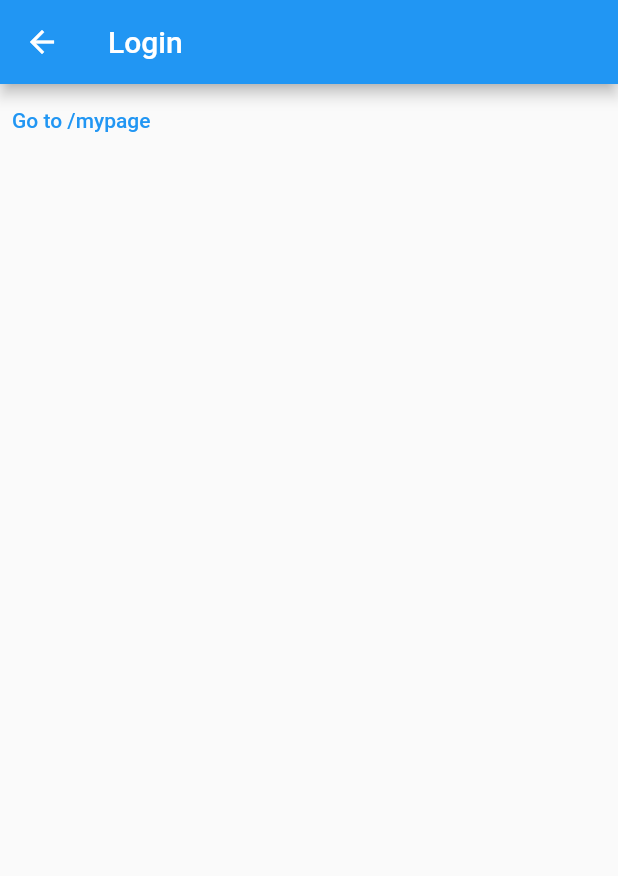
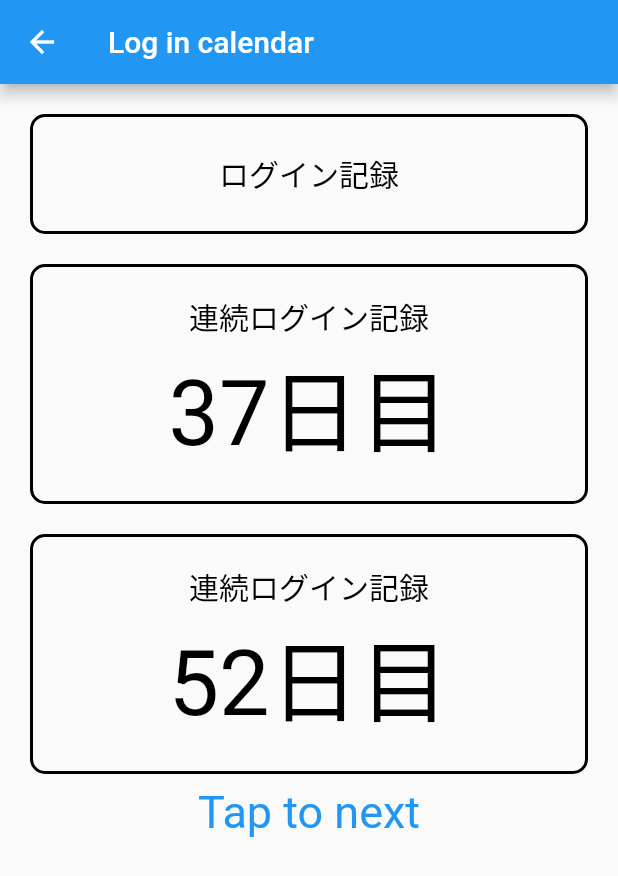
Before and after one commit to porink0424/benesse_hackathon, a Flutter app: the Login screen opened by its route, on a phone screen of 412 x 824 dp. Shown: the top 876 px of the screen. Run offline on Flutter 3.47's test engine with Material 2 defaults, Android fonts, the phone set to English and light mode, and no system bars.

Commit message:
Update Login.dart
feat: ログイン日数表示画面追加

```diff
--- a/lib/pages/Login.dart
+++ b/lib/pages/Login.dart
@@ -6,22 +6,105 @@ class Login extends StatelessWidget {
   Widget build(BuildContext context) {
     return Scaffold(
       appBar: AppBar(
-            title: Text(
-          'Login',
-          textDirection: TextDirection.ltr,
-        )),
-        body: Row(
+        title: const Text('Log in calendar'),
+      ),
+      body: Column(
         children: [
+          Container(
+            width: double.infinity,
+            height: 80,
+            margin: EdgeInsets.only(top: 20, left: 20 ,right: 20),
+            decoration: BoxDecoration(
+              borderRadius: BorderRadius.circular(10),
+              border: Border.all(color: Colors.black, width: 2),
+            ),
+            child: const Column(
+              mainAxisAlignment: MainAxisAlignment.center,
+              children: [
+                Text(
+                  'ログイン記録',
+                  // textAlign: TextAlign.start,
+                  style: TextStyle(
+                    fontSize: 20,
+                    color: Colors.black,
+                  ),
+                ),
+              ],
+            ),
+          ),
+          Container(
+            width: double.infinity,
+            height: 160,
+            margin: EdgeInsets.only(top: 20, left: 20 ,right: 20),
+            decoration: BoxDecoration(
+              borderRadius: BorderRadius.circular(10),
+              border: Border.all(color: Colors.black, width: 2),
+            ),
+            child: const Column(
+              mainAxisAlignment: MainAxisAlignment.center,
+              children: [
+                Text(
+                  '連続ログイン記録',
+                  // textAlign: TextAlign.start,
+                  style: TextStyle(
+                    fontSize: 20,
+                    color: Colors.black,
+                  ),
+                ),
+                Text(
+                  '37日目',
+                  // textAlign: TextAlign.start,
+                  style: TextStyle(
+                    fontSize: 60,
+                    color: Colors.black,
+                  ),
+                ),
+              ],
+            ),
+          ),
+          Container(
+            width: double.infinity,
+            height: 160,
+            margin: EdgeInsets.only(top: 20, left: 20 ,right: 20),
+            decoration: BoxDecoration(
+              borderRadius: BorderRadius.circular(10),
+              border: Border.all(color: Colors.black, width: 2),
+            ),
+            child: const Column(
+              mainAxisAlignment: MainAxisAlignment.center,
+              children: [
+                Text(
+                  '連続ログイン記録',
+                  // textAlign: TextAlign.start,
+                  style: TextStyle(
+                    fontSize: 20,
+                    color: Colors.black,
+                  ),
+                ),
+                Text(
+                  '52日目',
+                  // textAlign: TextAlign.start,
+                  style: TextStyle(
+                    fontSize: 60,
+                    color: Colors.black,
+                  ),
+                ),
+              ],
+            ),
+          ),
           TextButton(
-              child: Text(
-                'Go to ${ROUTE.MYPAGE}',
-                textDirection: TextDirection.ltr,
-              ),
             onPressed: () {
               Navigator.pushNamed(context, ROUTE.MYPAGE);
             },
+            child: Text("Tap to next"),
+            style: TextButton.styleFrom(
+              textStyle: const TextStyle(fontSize: 30),
+              foregroundColor: Colors.blue, // foreground
+              fixedSize: Size(200, 100),
+              alignment: Alignment.topCenter,
+            )),
+        ],
       ),
-          ],
-        ));
+    );
   }
 }
```
Lines whose indentation alone changed are shown as unchanged.
